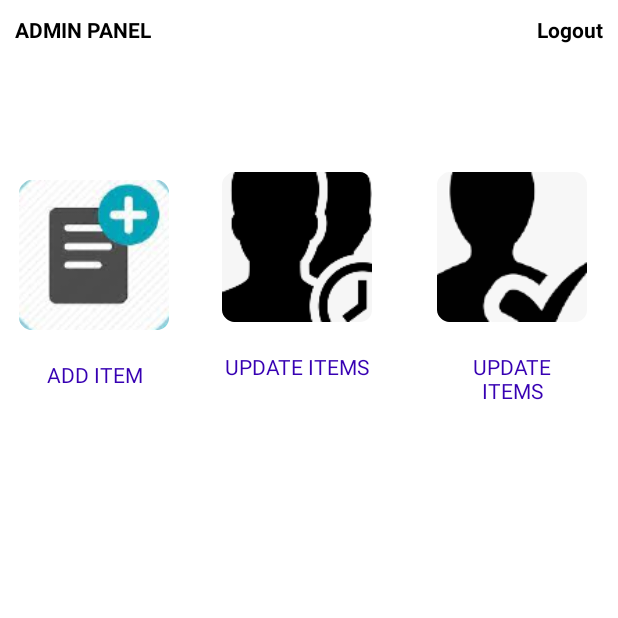
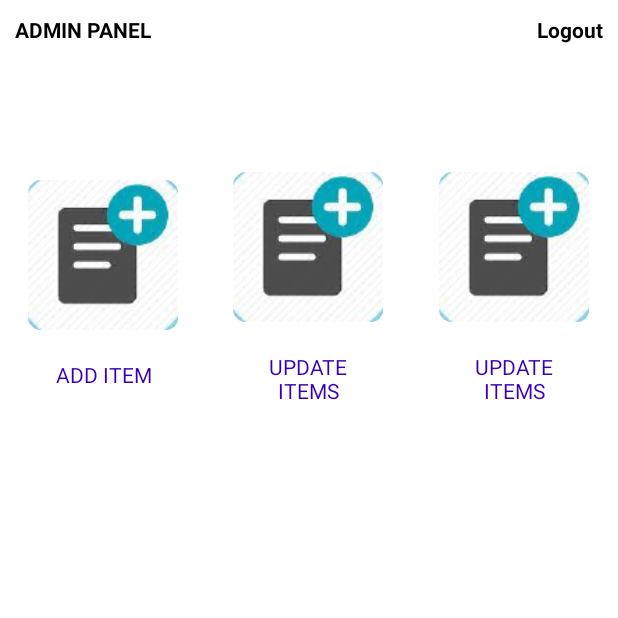
Before and after one commit to jothammicheni/smart-salon, an Android app: the AdminPanel screen opened directly, with no data from a screen before it, on a phone screen of 412 x 824 dp, the top half of it. Run offline under Robolectric (Android 15) with nearby library versions, the phone set to English and light mode, and no system bars; our stand-ins replace navigation-ui.

Commit message:
first commit

```diff
--- a/app/src/main/java/com/example/witxsalon/AdminAuth/AdminLogin.java
+++ b/app/src/main/java/com/example/witxsalon/AdminAuth/AdminLogin.java
@@ -29,7 +29,7 @@ Button loginButton;
              @Override
              public void onClick(View view) {
                  Log.d("state","clicked");
-                 Intent intent = new Intent(AdminLogin.this, MainActivity.class);
+                 Intent intent = new Intent(AdminLogin.this, AdminPanel.class);
                  startActivity(intent);
 
                  Toast.makeText(AdminLogin.this, "logged in to admin pannel", Toast.LENGTH_SHORT).show();
--- a/app/src/main/java/com/example/witxsalon/SplashActivity.java
+++ b/app/src/main/java/com/example/witxsalon/SplashActivity.java
@@ -25,7 +25,7 @@ public class SplashActivity extends AppCompatActivity {
             @Override
             public void onClick(View view) {
                 // Navigate to the SignupActivity or replace it with your desired destination
-                startActivity(new Intent(SplashActivity.this, AdminPanel.class));
+                startActivity(new Intent(SplashActivity.this,login.class));
                 finish(); // Optional: close the SplashActivity to prevent going back
             }
         });
--- a/app/src/main/java/com/example/witxsalon/adminTasks/AdminPanel.java
+++ b/app/src/main/java/com/example/witxsalon/adminTasks/AdminPanel.java
@@ -1,5 +1,6 @@
 package com.example.witxsalon.adminTasks;
 
+import android.content.Intent;
 import android.os.Bundle;
 
 import com.google.android.material.snackbar.Snackbar;
@@ -7,6 +8,7 @@ import com.google.android.material.snackbar.Snackbar;
 import androidx.appcompat.app.AppCompatActivity;
 
 import android.view.View;
+import android.widget.LinearLayout;
 
 import androidx.core.view.WindowCompat;
 import androidx.navigation.NavController;
@@ -20,14 +22,25 @@ import com.example.witxsalon.R;
 
 public class AdminPanel extends AppCompatActivity {
 
-    private AppBarConfiguration appBarConfiguration;
-    private ActivityAdminPanelBinding binding;
+   LinearLayout addNewItem;
+    LinearLayout viewAppointments;
+    LinearLayout updateItems;
+    LinearLayout viewOrders;
 
     @Override
     protected void onCreate(Bundle savedInstanceState) {
         super.onCreate(savedInstanceState);
         setContentView(R.layout.activity_admin_panel);
 
+        addNewItem=findViewById(R.id.LLaddNewItem);
+
+        addNewItem.setOnClickListener(new View.OnClickListener() {
+            @Override
+            public void onClick(View view) {
+                Intent intent=new Intent(getApplicationContext(),AddNewProduct.class);
+                startActivity(intent);
+            }
+        });
     }
 
 }
--- a/app/src/main/java/com/example/witxsalon/login.java
+++ b/app/src/main/java/com/example/witxsalon/login.java
@@ -42,7 +42,7 @@ private FirebaseAuth mAuth;
                   // LoginUser();
 //               Intent intent=new Intent(getApplicationContext(),MainActivity.class);
 //               startActivity(intent);
-                Intent intent=new Intent(getApplicationContext(), MainActivity.class);
+                Intent intent=new Intent(getApplicationContext(), AdminPanel.class);
                 startActivity(intent);
 
             }
--- a/app/src/main/res/layout/activity_admin_panel.xml
+++ b/app/src/main/res/layout/activity_admin_panel.xml
@@ -51,8 +51,9 @@
          >
          <LinearLayout
              android:id="@+id/LLaddNewItem"
-             android:layout_width="wrap_content"
+             android:layout_width="0dp"
              android:layout_height="wrap_content"
+             android:layout_weight="1"
              android:padding="5dp"
              android:gravity="center"
              android:orientation="vertical"
@@ -74,8 +75,9 @@
         <!-- Update the store -->
          <LinearLayout
              android:id="@+id/LLnewappointments"
-             android:layout_width="wrap_content"
+             android:layout_width="0dp"
              android:layout_height="wrap_content"
+             android:layout_weight="1"
              android:layout_marginLeft="10dp"
 
              android:gravity="center"
@@ -84,7 +86,7 @@
              <ImageView
                  android:layout_width="100dp"
                  android:layout_height="100dp"
-                 android:src="@mipmap/new_appointments_icon"
+                 android:src="@mipmap/add_new_item_icon"
                  />
              <TextView
                  android:layout_width="wrap_content"
@@ -99,8 +101,9 @@
          <!-- Update the store -->
          <LinearLayout
              android:id="@+id/LLupdateStore"
-             android:layout_width="wrap_content"
+             android:layout_width="0dp"
              android:layout_height="wrap_content"
+             android:layout_weight="1"
              android:layout_marginLeft="10dp"
              android:gravity="center"
              android:orientation="vertical"
@@ -108,7 +111,7 @@
              <ImageView
                  android:layout_width="100dp"
                  android:layout_height="100dp"
-                 android:src="@mipmap/update_items_icon"
+                 android:src="@mipmap/add_new_item_icon"
                  />
              <TextView
                  android:layout_width="wrap_content"
```
Also changed, not shown: app/src/main/AndroidManifest.xml (+9 -8 lines), app/src/main/res/layout/activity_login.xml (+9 -8 lines), app/src/main/res/layout/activity_register.xml (+6 -6 lines).
